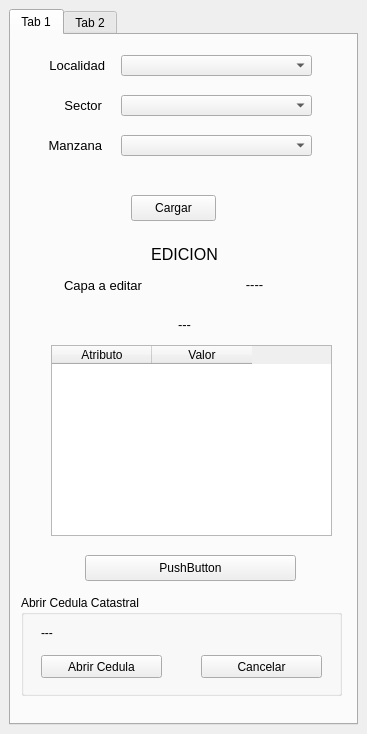
First picture: the form in actualizacioncatastralv2/actualizacioncatastralv2_dockwidget_base.ui, repository dignacio/python, before the edit.
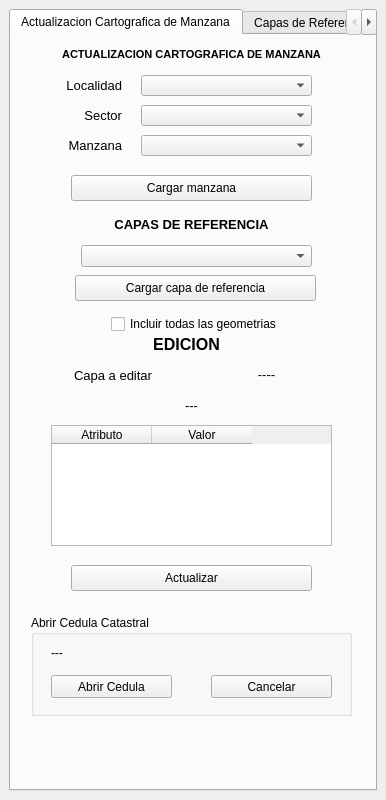
Second picture: the form after the edit.

Commit message: apertura de condominios y carga de construcciones e informacion del mismo, nuevo modelo de carga de capas - campos dinamicos

Patch:
```diff
--- a/actualizacioncatastralv2/actualizacioncatastralv2_dockwidget_base.ui
+++ b/actualizacioncatastralv2/actualizacioncatastralv2_dockwidget_base.ui
@@ -6,8 +6,8 @@
    <rect>
     <x>0</x>
     <y>0</y>
-    <width>367</width>
-    <height>734</height>
+    <width>386</width>
+    <height>800</height>
    </rect>
   </property>
   <property name="windowTitle">
@@ -22,47 +22,60 @@
       </property>
       <widget class="QWidget" name="tab">
        <attribute name="title">
-        <string>Tab 1</string>
+        <string>Actualizacion Cartografica de Manzana</string>
        </attribute>
        <widget class="QComboBox" name="comboLocalidad">
         <property name="geometry">
          <rect>
-          <x>110</x>
-          <y>20</y>
-          <width>191</width>
+          <x>130</x>
+          <y>40</y>
+          <width>171</width>
           <height>21</height>
          </rect>
         </property>
+        <property name="styleSheet">
+         <string notr="true">font: 25 8pt &quot;Bahnschrift Light&quot;;</string>
+        </property>
        </widget>
        <widget class="QComboBox" name="comboSector">
         <property name="geometry">
          <rect>
-          <x>110</x>
-          <y>60</y>
-          <width>191</width>
+          <x>130</x>
+          <y>70</y>
+          <width>171</width>
           <height>21</height>
          </rect>
         </property>
+        <property name="styleSheet">
+         <string notr="true">font: 25 8pt &quot;Bahnschrift Light&quot;;</string>
+        </property>
        </widget>
        <widget class="QComboBox" name="comboManzana">
         <property name="geometry">
          <rect>
-          <x>110</x>
+          <x>130</x>
           <y>100</y>
-          <width>191</width>
+          <width>171</width>
           <height>21</height>
          </rect>
         </property>
+        <property name="styleSheet">
+         <string notr="true">font: 25 8pt &quot;Bahnschrift Light&quot;;</string>
+        </property>
        </widget>
        <widget class="QLabel" name="label">
         <property name="geometry">
          <rect>
-          <x>33</x>
-          <y>20</y>
-          <width>61</width>
+          <x>0</x>
+          <y>40</y>
+          <width>111</width>
           <height>21</height>
          </rect>
         </property>
+        <property name="styleSheet">
+         <string notr="true">font: 25 8pt &quot;Bahnschrift Light&quot;;
+</string>
+        </property>
         <property name="text">
          <string>&lt;html&gt;&lt;head/&gt;&lt;body&gt;&lt;p align=&quot;right&quot;&gt;&lt;span style=&quot; font-size:10pt;&quot;&gt;Localidad&lt;/span&gt;&lt;/p&gt;&lt;/body&gt;&lt;/html&gt;</string>
         </property>
@@ -70,12 +83,15 @@
        <widget class="QLabel" name="label_2">
         <property name="geometry">
          <rect>
-          <x>30</x>
-          <y>60</y>
-          <width>61</width>
+          <x>0</x>
+          <y>70</y>
+          <width>111</width>
           <height>21</height>
          </rect>
         </property>
+        <property name="styleSheet">
+         <string notr="true">font: 25 8pt &quot;Bahnschrift Light&quot;;</string>
+        </property>
         <property name="text">
          <string>&lt;html&gt;&lt;head/&gt;&lt;body&gt;&lt;p align=&quot;right&quot;&gt;&lt;span style=&quot; font-size:10pt;&quot;&gt;Sector&lt;/span&gt;&lt;/p&gt;&lt;/body&gt;&lt;/html&gt;</string>
         </property>
@@ -83,12 +99,15 @@
        <widget class="QLabel" name="label_3">
         <property name="geometry">
          <rect>
-          <x>30</x>
+          <x>0</x>
           <y>100</y>
-          <width>61</width>
+          <width>111</width>
           <height>21</height>
          </rect>
         </property>
+        <property name="styleSheet">
+         <string notr="true">font: 25 8pt &quot;Bahnschrift Light&quot;;</string>
+        </property>
         <property name="text">
          <string>&lt;html&gt;&lt;head/&gt;&lt;body&gt;&lt;p align=&quot;right&quot;&gt;&lt;span style=&quot; font-size:10pt;&quot;&gt;Manzana&lt;/span&gt;&lt;/p&gt;&lt;/body&gt;&lt;/html&gt;</string>
         </property>
@@ -96,38 +115,47 @@
        <widget class="QPushButton" name="botonCargar">
         <property name="geometry">
          <rect>
-          <x>120</x>
-          <y>160</y>
-          <width>85</width>
+          <x>60</x>
+          <y>140</y>
+          <width>241</width>
           <height>26</height>
          </rect>
         </property>
+        <property name="styleSheet">
+         <string notr="true">font: 25 8pt &quot;Bahnschrift Light&quot;;</string>
+        </property>
         <property name="text">
-         <string>Cargar</string>
+         <string>Cargar manzana</string>
         </property>
        </widget>
        <widget class="QLabel" name="labelEdicion">
         <property name="geometry">
          <rect>
-          <x>3</x>
-          <y>210</y>
-          <width>341</width>
+          <x>0</x>
+          <y>300</y>
+          <width>351</width>
           <height>20</height>
          </rect>
         </property>
+        <property name="styleSheet">
+         <string notr="true">font: 25 8pt &quot;Bahnschrift Light&quot;;</string>
+        </property>
         <property name="text">
-         <string>&lt;html&gt;&lt;head/&gt;&lt;body&gt;&lt;p align=&quot;center&quot;&gt;&lt;span style=&quot; font-size:12pt;&quot;&gt;EDICION&lt;/span&gt;&lt;/p&gt;&lt;/body&gt;&lt;/html&gt;</string>
+         <string>&lt;html&gt;&lt;head/&gt;&lt;body&gt;&lt;p align=&quot;center&quot;&gt;&lt;span style=&quot; font-size:12pt; font-weight:600;&quot;&gt;EDICION&lt;/span&gt;&lt;/p&gt;&lt;/body&gt;&lt;/html&gt;</string>
         </property>
        </widget>
        <widget class="QLabel" name="labelTituloEditar">
         <property name="geometry">
          <rect>
-          <x>40</x>
-          <y>240</y>
-          <width>91</width>
+          <x>0</x>
+          <y>330</y>
+          <width>141</width>
           <height>21</height>
          </rect>
         </property>
+        <property name="styleSheet">
+         <string notr="true">font: 25 8pt &quot;Bahnschrift Light&quot;;</string>
+        </property>
         <property name="text">
          <string>&lt;html&gt;&lt;head/&gt;&lt;body&gt;&lt;p align=&quot;right&quot;&gt;&lt;span style=&quot; font-size:10pt;&quot;&gt;Capa a editar&lt;/span&gt;&lt;/p&gt;&lt;/body&gt;&lt;/html&gt;</string>
         </property>
@@ -136,11 +164,14 @@
         <property name="geometry">
          <rect>
           <x>40</x>
-          <y>310</y>
+          <y>390</y>
           <width>281</width>
-          <height>191</height>
+          <height>121</height>
          </rect>
         </property>
+        <property name="styleSheet">
+         <string notr="true">font: 25 8pt &quot;Bahnschrift Light&quot;;</string>
+        </property>
         <column>
          <property name="text">
           <string>Atributo</string>
@@ -155,25 +186,31 @@
        <widget class="QPushButton" name="botonEditar">
         <property name="geometry">
          <rect>
-          <x>74</x>
-          <y>520</y>
-          <width>211</width>
+          <x>60</x>
+          <y>530</y>
+          <width>241</width>
           <height>26</height>
          </rect>
         </property>
+        <property name="styleSheet">
+         <string notr="true">font: 25 8pt &quot;Bahnschrift Light&quot;;</string>
+        </property>
         <property name="text">
-         <string>PushButton</string>
+         <string>Actualizar</string>
         </property>
        </widget>
        <widget class="QLabel" name="labelCapaEdicion">
         <property name="geometry">
          <rect>
-          <x>153</x>
-          <y>240</y>
-          <width>181</width>
+          <x>150</x>
+          <y>330</y>
+          <width>211</width>
           <height>20</height>
          </rect>
         </property>
+        <property name="styleSheet">
+         <string notr="true">font: 25 8pt &quot;Bahnschrift Light&quot;;</string>
+        </property>
         <property name="text">
          <string>&lt;html&gt;&lt;head/&gt;&lt;body&gt;&lt;p align=&quot;center&quot;&gt;&lt;span style=&quot; font-size:10pt;&quot;&gt;----&lt;/span&gt;&lt;/p&gt;&lt;/body&gt;&lt;/html&gt;</string>
         </property>
@@ -181,21 +218,92 @@
        <widget class="QLabel" name="labelStatusEdicion">
         <property name="geometry">
          <rect>
-          <x>13</x>
-          <y>279</y>
-          <width>321</width>
+          <x>0</x>
+          <y>360</y>
+          <width>361</width>
           <height>21</height>
          </rect>
         </property>
+        <property name="styleSheet">
+         <string notr="true">font: 25 8pt &quot;Bahnschrift Light&quot;;</string>
+        </property>
         <property name="text">
          <string>&lt;html&gt;&lt;head/&gt;&lt;body&gt;&lt;p align=&quot;center&quot;&gt;&lt;span style=&quot; font-size:10pt;&quot;&gt;---&lt;/span&gt;&lt;/p&gt;&lt;/body&gt;&lt;/html&gt;</string>
         </property>
        </widget>
+       <widget class="QLabel" name="labelEdicion_2">
+        <property name="geometry">
+         <rect>
+          <x>0</x>
+          <y>10</y>
+          <width>361</width>
+          <height>20</height>
+         </rect>
+        </property>
+        <property name="styleSheet">
+         <string notr="true">font: 25 7pt &quot;Bahnschrift Light&quot;;</string>
+        </property>
+        <property name="text">
+         <string>&lt;html&gt;&lt;head/&gt;&lt;body&gt;&lt;p align=&quot;center&quot;&gt;&lt;span style=&quot; font-size:8pt; font-weight:600;&quot;&gt;ACTUALIZACION CARTOGRAFICA DE MANZANA&lt;/span&gt;&lt;/p&gt;&lt;/body&gt;&lt;/html&gt;</string>
+        </property>
+       </widget>
+       <widget class="QComboBox" name="comboCapaReferencia">
+        <property name="geometry">
+         <rect>
+          <x>70</x>
+          <y>210</y>
+          <width>231</width>
+          <height>22</height>
+         </rect>
+        </property>
+       </widget>
+       <widget class="QLabel" name="labelEdicion_3">
+        <property name="geometry">
+         <rect>
+          <x>0</x>
+          <y>180</y>
+          <width>361</width>
+          <height>20</height>
+         </rect>
+        </property>
+        <property name="styleSheet">
+         <string notr="true">font: 25 7pt &quot;Bahnschrift Light&quot;;</string>
+        </property>
+        <property name="text">
+         <string>&lt;html&gt;&lt;head/&gt;&lt;body&gt;&lt;p align=&quot;center&quot;&gt;&lt;span style=&quot; font-size:10pt; font-weight:600;&quot;&gt;CAPAS DE REFERENCIA&lt;/span&gt;&lt;/p&gt;&lt;/body&gt;&lt;/html&gt;</string>
+        </property>
+       </widget>
+       <widget class="QPushButton" name="botonCargarReferencia">
+        <property name="geometry">
+         <rect>
+          <x>64</x>
+          <y>240</y>
+          <width>241</width>
+          <height>26</height>
+         </rect>
+        </property>
+        <property name="text">
+         <string>Cargar capa de referencia</string>
+        </property>
+       </widget>
+       <widget class="QCheckBox" name="checkTodasGeom">
+        <property name="geometry">
+         <rect>
+          <x>100</x>
+          <y>280</y>
+          <width>171</width>
+          <height>18</height>
+         </rect>
+        </property>
+        <property name="text">
+         <string>Incluir todas las geometrias</string>
+        </property>
+       </widget>
        <widget class="QGroupBox" name="groupBox">
         <property name="geometry">
          <rect>
-          <x>10</x>
-          <y>560</y>
+          <x>20</x>
+          <y>580</y>
           <width>321</width>
           <height>101</height>
          </rect>
@@ -246,7 +354,7 @@
       </widget>
       <widget class="QWidget" name="tab_2">
        <attribute name="title">
-        <string>Tab 2</string>
+        <string>Capas de Referencia</string>
        </attribute>
       </widget>
      </widget>
```
Left out of the diff: 212 changed lines with no effect on the pictures. The commit also changes 11 other files.
